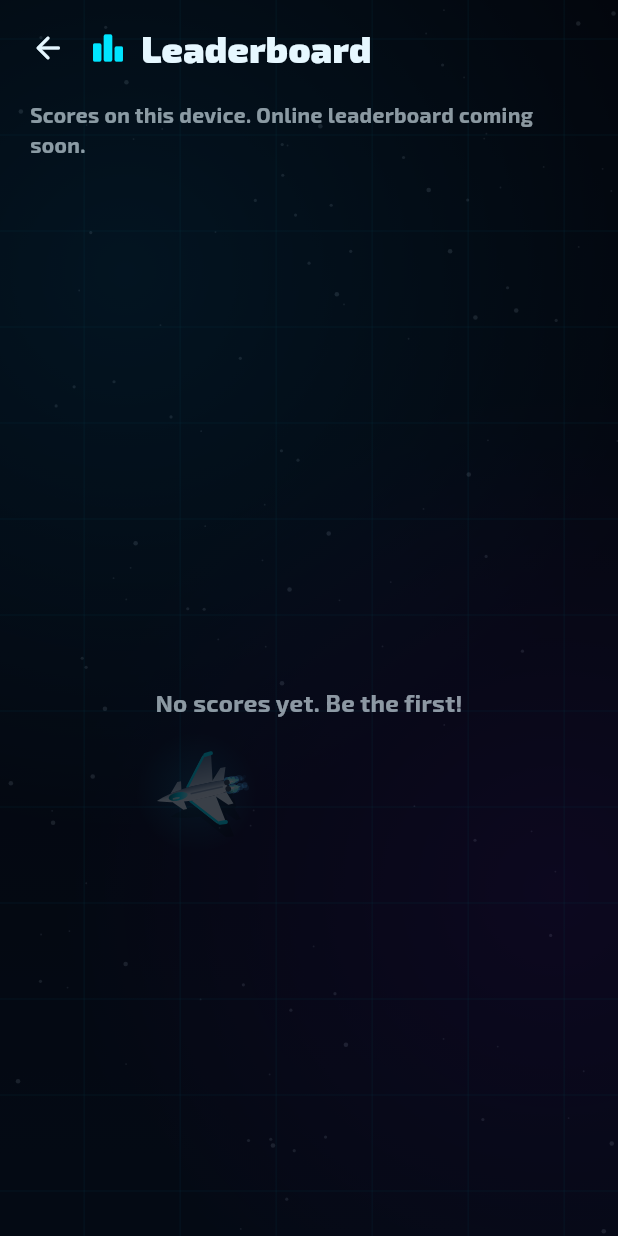
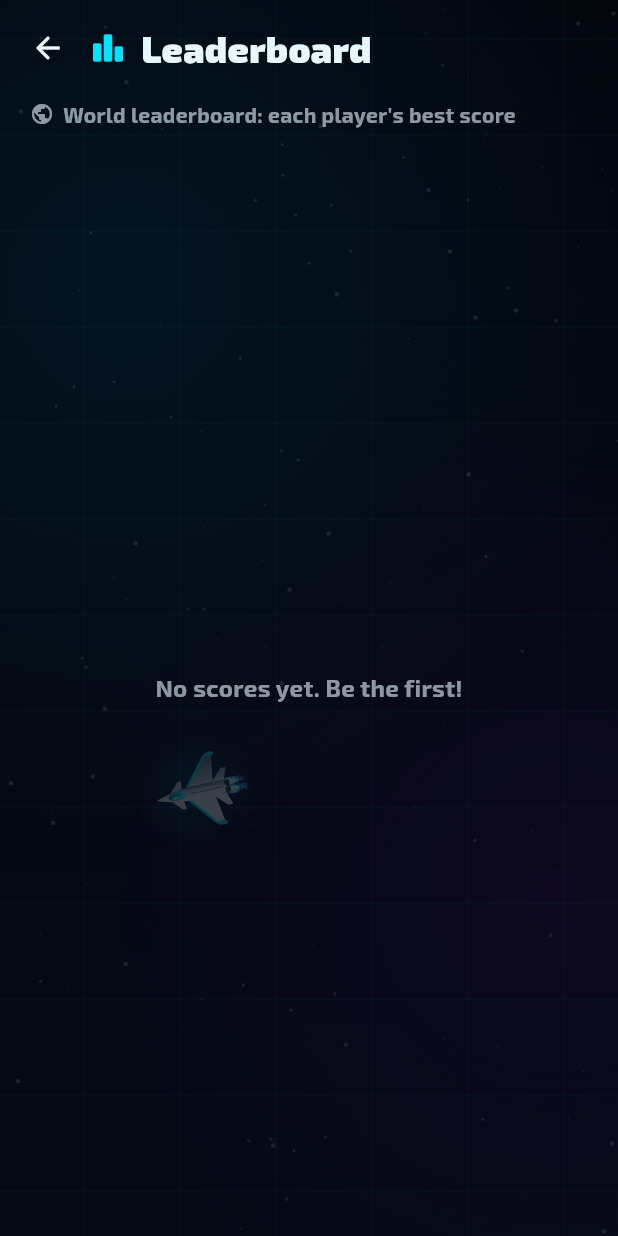
Before and after one commit to Davut-Tam/siber, a Flutter app: the screen it shows after launch, after a tap on "PLAY", after a tap on "Leaderboard", on a phone screen of 412 x 824 dp. Run offline on Flutter 3.47's test engine with Material 3 defaults, Android fonts, the phone set to English and light mode, and no system bars; our stand-ins replace audioplayers, firebase_auth, firebase_core, firebase_database, shared_preferences; accounts and stored records are empty.

Commit message:
Firebase dünya sıralaması ve yeni uygulama ikonu
- Anonim giriş + Realtime Database ile çevrimiçi skor tablosu
- Bağlantı yoksa cihazdaki skorlara düşer
- Güvenlik kuralları: herkes kendi satırını yazar, skor yalnızca artar
- Neon ok-gemi uygulama ikonu (iOS, Android, web); kaynak design/ altında

Co-Authored-By: Claude Opus 5.5 <noreply@anthropic.com>

```diff
--- a/lib/core/i18n.dart
+++ b/lib/core/i18n.dart
@@ -172,8 +172,8 @@ class S {
     life: '+1 CAN',
     combo: (n) => 'x$n KOMBO',
     noScores: 'Henüz skor yok. İlk sen ol!',
-    localBoard: 'Bu cihazdaki skorlar. Çevrim içi sıralama yakında.',
-    onlineBoard: 'Dünya sıralaması',
+    localBoard: 'Dünya sıralamasına bağlanılamadı; bu cihazdaki skorlar gösteriliyor.',
+    onlineBoard: 'Dünya sıralaması: her oyuncunun en iyi skoru',
     you: 'sen',
     powerups: 'Güçler',
     twinDesc: 'Yan yana iki namlu',
@@ -235,8 +235,8 @@ class S {
     life: '+1 LIFE',
     combo: (n) => 'x$n COMBO',
     noScores: 'No scores yet. Be the first!',
-    localBoard: 'Scores on this device. Online leaderboard coming soon.',
-    onlineBoard: 'World leaderboard',
+    localBoard: "Couldn't reach the world leaderboard; showing scores on this device.",
+    onlineBoard: "World leaderboard: each player's best score",
     you: 'you',
     powerups: 'Power-ups',
     twinDesc: 'Two barrels side by side',
--- a/lib/main.dart
+++ b/lib/main.dart
@@ -5,6 +5,7 @@ import 'package:shared_preferences/shared_preferences.dart';
 import 'core/prefs.dart';
 import 'core/sound.dart';
 import 'core/themes.dart';
+import 'services/firebase_scores.dart';
 import 'services/scores.dart';
 import 'ui/home_screen.dart';
 
@@ -12,7 +13,7 @@ Future<void> main() async {
   WidgetsFlutterBinding.ensureInitialized();
   final raw = await SharedPreferences.getInstance();
   final prefs = Prefs(raw);
-  final scores = LocalScoreService(raw);
+  final scores = FirebaseScoreService(LocalScoreService(raw));
   await Sfx.init();
   runApp(SiberApp(prefs: prefs, scores: scores));
 }
--- /dev/null
+++ b/lib/services/firebase_scores.dart
@@ -0,0 +1,74 @@
+import 'dart:async';
+
+import 'package:firebase_auth/firebase_auth.dart';
+import 'package:firebase_core/firebase_core.dart';
+import 'package:firebase_database/firebase_database.dart';
+
+import '../firebase_options.dart';
+import 'scores.dart';
+
+/// Firebase Realtime Database'teki dünya sıralaması. Her oyuncunun tek satırı vardır: en iyi skoru.
+/// Bağlantı yoksa skor cihazda saklanır ve cihazdaki skorlar gösterilir.
+class FirebaseScoreService implements ScoreService {
+  FirebaseScoreService(this._local);
+
+  final LocalScoreService _local;
+  static const _timeout = Duration(seconds: 8);
+
+  bool _online = true;
+  String? _uid;
+
+  @override
+  bool get online => _online;
+
+  @override
+  String? get myId => _uid;
+
+  Future<DatabaseReference> _scores() async {
+    if (Firebase.apps.isEmpty) await Firebase.initializeApp(options: firebaseOptions);
+    final auth = FirebaseAuth.instance;
+    _uid = (auth.currentUser ?? (await auth.signInAnonymously()).user!).uid;
+    return FirebaseDatabase.instanceFor(app: Firebase.app(), databaseURL: firebaseOptions.databaseURL).ref('skorlar');
+  }
+
+  @override
+  Future<int?> submit(ScoreEntry entry) async {
+    final localRank = await _local.submit(entry);
+    try {
+      final scores = await _scores().timeout(_timeout);
+      final mine = scores.child(_uid!);
+      final snap = await mine.get().timeout(_timeout);
+      final old = snap.value is Map ? ScoreEntry.fromJson(snap.value as Map) : null;
+      if (old == null || entry.score > old.score) {
+        await mine.set({...entry.toJson(), 'tarih': ServerValue.timestamp}).timeout(_timeout);
+      } else if (old.name != entry.name) {
+        // Rekor kırılmadı ama takma ad değiştiyse sıralamada yeni ad görünsün
+        await mine.child('ad').set(entry.name).timeout(_timeout);
+      }
+      // Bu skordan yüksek kaç oyuncu var
+      final above = await scores.orderByChild('puan').startAfter(entry.score).get().timeout(_timeout);
+      _online = true;
+      return above.children.length + 1;
+    } catch (_) {
+      _online = false;
+      return localRank;
+    }
+  }
+
+  @override
+  Future<List<ScoreEntry>> top({int limit = 100}) async {
+    try {
+      final scores = await _scores().timeout(_timeout);
+      final snap = await scores.orderByChild('puan').limitToLast(limit).get().timeout(_timeout);
+      final list = [
+        for (final c in snap.children)
+          if (c.value is Map) ScoreEntry.fromJson(c.value as Map, id: c.key),
+      ]..sort((a, b) => b.score.compareTo(a.score));
+      _online = true;
+      return list;
+    } catch (_) {
+      _online = false;
+      return _local.top(limit: limit);
+    }
+  }
+}
--- a/lib/services/scores.dart
+++ b/lib/services/scores.dart
@@ -3,11 +3,14 @@ import 'dart:convert';
 import 'package:shared_preferences/shared_preferences.dart';
 
 class ScoreEntry {
+  /// Çevrim içi kayıtlarda oyuncunun kimliği; kendi satırını vurgulamak için
+  final String? id;
   final String name;
   final int score, wave, kills;
   final DateTime date;
 
   const ScoreEntry({
+    this.id,
     required this.name,
     required this.score,
     required this.wave,
@@ -23,7 +26,8 @@ class ScoreEntry {
     'tarih': date.millisecondsSinceEpoch,
   };
 
-  factory ScoreEntry.fromJson(Map json) => ScoreEntry(
+  factory ScoreEntry.fromJson(Map json, {String? id}) => ScoreEntry(
+    id: id,
     name: json['ad'] as String? ?? '?',
     score: (json['puan'] as num?)?.toInt() ?? 0,
     wave: (json['dalga'] as num?)?.toInt() ?? 0,
@@ -32,10 +36,13 @@ class ScoreEntry {
   );
 }
 
-/// Sıralama kaynağı. Şimdilik cihazda; Firebase sürümü aynı arayüzle eklenecek.
+/// Sıralama kaynağı: Firebase'deki dünya sıralaması ya da (bağlantı yoksa) bu cihazın skorları
 abstract class ScoreService {
-  /// Dünya sıralaması mı, bu cihazın skorları mı
+  /// Son okumada dünya sıralamasına ulaşılabildi mi
   bool get online;
+
+  /// Bu oyuncunun çevrim içi kimliği
+  String? get myId;
 
   /// Skoru kaydeder, sıralamadaki yerini (1'den başlar) döner
   Future<int?> submit(ScoreEntry entry);
@@ -52,6 +59,9 @@ class LocalScoreService implements ScoreService {
 
   @override
   bool get online => false;
+
+  @override
+  String? get myId => null;
 
   List<ScoreEntry> _load() {
     try {
--- a/lib/ui/leaderboard_screen.dart
+++ b/lib/ui/leaderboard_screen.dart
@@ -44,38 +44,8 @@ class LeaderboardScreen extends StatelessWidget {
                         ],
                       ),
                     ),
-                    if (!scores.online)
-                      Padding(
-                        padding: const EdgeInsets.symmetric(horizontal: 20, vertical: 6),
-                        child: Text(
-                          s.localBoard,
-                          style: TextStyle(color: th.textMuted, fontWeight: FontWeight.w600),
-                        ),
-                      ),
                     Expanded(
-                      child: FutureBuilder<List<ScoreEntry>>(
-                        future: scores.top(),
-                        builder: (context, snap) {
-                          if (!snap.hasData) {
-                            return Center(child: CircularProgressIndicator(color: th.accent));
-                          }
-                          final list = snap.data!;
-                          if (list.isEmpty) {
-                            return Center(
-                              child: Text(
-                                s.noScores,
-                                style: TextStyle(color: th.textMuted, fontSize: 16, fontWeight: FontWeight.w700),
-                              ),
-                            );
-                          }
-                          return ListView.builder(
-                            padding: const EdgeInsets.fromLTRB(16, 8, 16, 24),
-                            itemCount: list.length,
-                            itemBuilder: (context, i) =>
-                                _Row(rank: i + 1, entry: list[i], self: list[i].name == prefs.nickname),
-                          );
-                        },
-                      ),
+                      child: _Board(prefs: prefs, scores: scores),
                     ),
                   ],
                 ),
@@ -84,6 +54,71 @@ class LeaderboardScreen extends StatelessWidget {
           ),
         ],
       ),
+    );
+  }
+}
+
+/// Sıralamayı bir kez yükler; dünya sıralamasına ulaşılamazsa cihazdaki skorları ve bir not gösterir
+class _Board extends StatefulWidget {
+  final Prefs prefs;
+  final ScoreService scores;
+  const _Board({required this.prefs, required this.scores});
+
+  @override
+  State<_Board> createState() => _BoardState();
+}
+
+class _BoardState extends State<_Board> {
+  late final _future = widget.scores.top();
+
+  @override
+  Widget build(BuildContext context) {
+    final s = S.current;
+    return FutureBuilder<List<ScoreEntry>>(
+      future: _future,
+      builder: (context, snap) {
+        if (!snap.hasData) return Center(child: CircularProgressIndicator(color: th.accent));
+        final list = snap.data!;
+        final online = widget.scores.online;
+        final myId = widget.scores.myId;
+        return Column(
+          children: [
+            Padding(
+              padding: const EdgeInsets.symmetric(horizontal: 20, vertical: 6),
+              child: Row(
+                children: [
+                  Icon(online ? Icons.public_rounded : Icons.cloud_off_rounded, size: 16, color: th.textMuted),
+                  const SizedBox(width: 6),
+                  Expanded(
+                    child: Text(
+                      online ? s.onlineBoard : s.localBoard,
+                      style: TextStyle(color: th.textMuted, fontWeight: FontWeight.w600),
+                    ),
+                  ),
+                ],
+              ),
+            ),
+            Expanded(
+              child: list.isEmpty
+                  ? Center(
+                      child: Text(
+                        s.noScores,
+                        style: TextStyle(color: th.textMuted, fontSize: 16, fontWeight: FontWeight.w700),
+                      ),
+                    )
+                  : ListView.builder(
+                      padding: const EdgeInsets.fromLTRB(16, 8, 16, 24),
+                      itemCount: list.length,
+                      itemBuilder: (context, i) {
+                        final e = list[i];
+                        final self = e.id != null ? e.id == myId : e.name == widget.prefs.nickname;
+                        return _Row(rank: i + 1, entry: e, self: self);
+                      },
+                    ),
+            ),
+          ],
+        );
+      },
     );
   }
 }
--- a/pubspec.yaml
+++ b/pubspec.yaml
@@ -36,6 +36,9 @@ dependencies:
   cupertino_icons: ^1.0.8
   shared_preferences: ^2.5.6
   audioplayers: ^6.8.1
+  firebase_core: ^5.1.0
+  firebase_auth: ^7.0.1
+  firebase_database: ^13.0.1
 
 dev_dependencies:
   flutter_test:
```
Also changed, not shown: database.rules.json (added, +18 -0 lines), design/app_icon.png (added), design/app_icon.svg (added), firebase.json (added), lib/firebase_options.dart (added), pubspec.lock, 29 other files.
